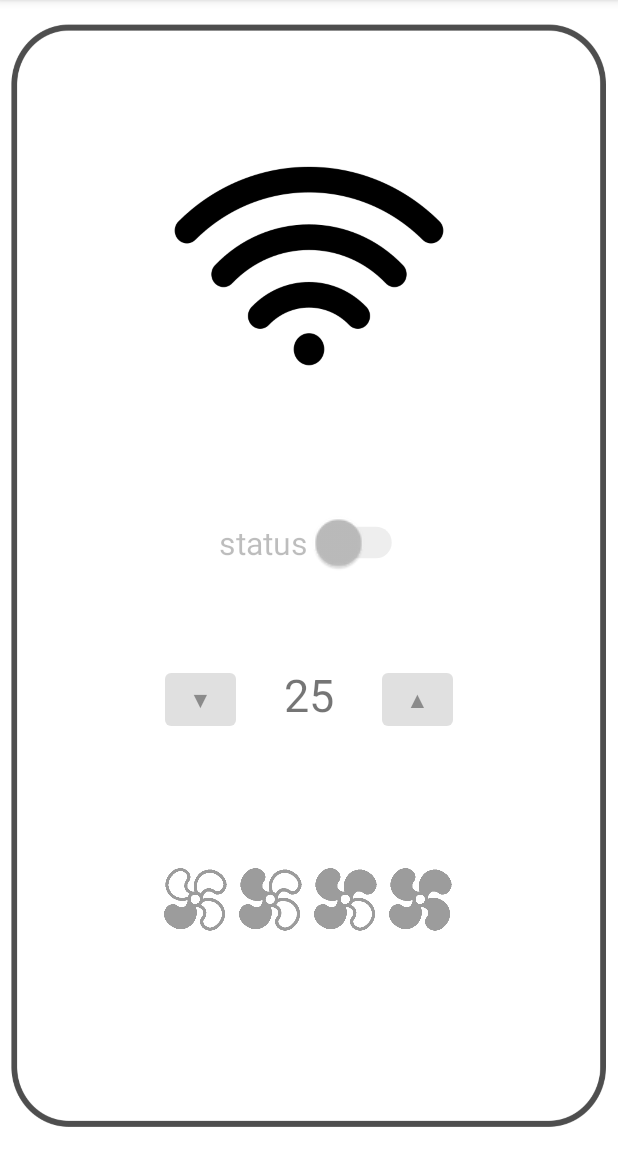
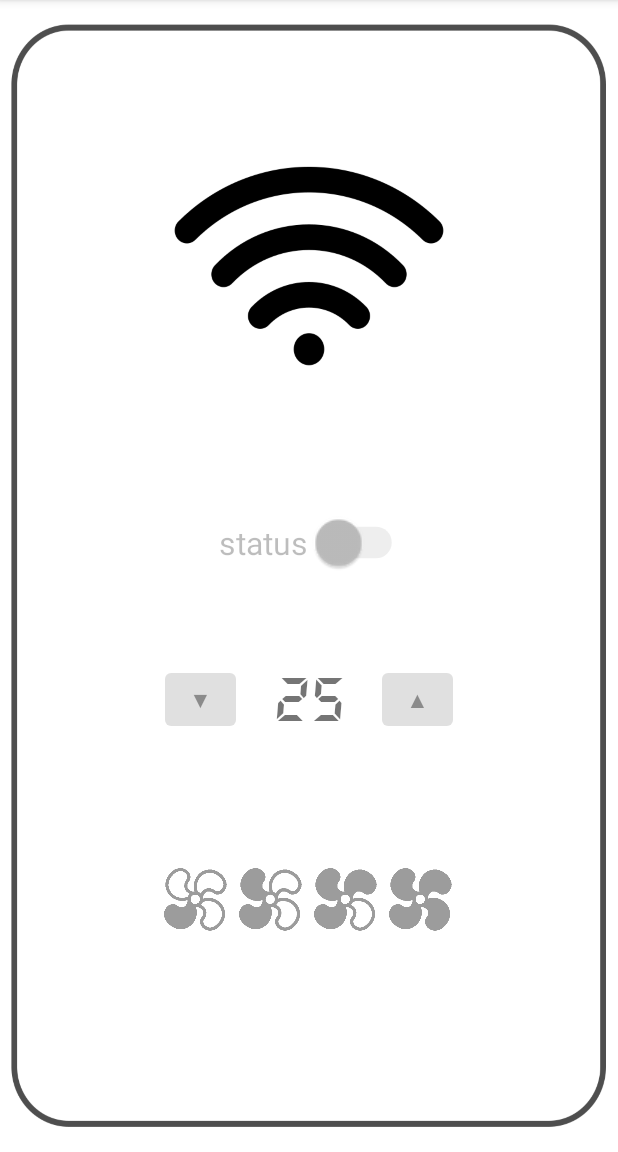
Before and after one commit to galwaitzman/ac_controller_mobile_app, an Android app: the RemoteFragment screen opened directly, with no data from a screen before it, on a phone screen of 412 x 824 dp, the part 84-1236 px from its top. Run offline under Robolectric (Android 15) with nearby library versions, the light colour scheme and no system bars; 9 statements that could not run were skipped.

Commit message:
font change

```diff
--- a/app/src/main/res/layout/fragment_remote.xml
+++ b/app/src/main/res/layout/fragment_remote.xml
@@ -41,9 +41,10 @@
         android:layout_width="97dp"
         android:layout_height="47dp"
         android:ems="10"
-        android:gravity="center_horizontal"
+        android:fontFamily="@font/digital"
+        android:gravity="center"
         android:text="25"
-        android:textSize="30sp"
+        android:textSize="45sp"
         app:layout_constraintBottom_toBottomOf="parent"
         app:layout_constraintEnd_toEndOf="parent"
         app:layout_constraintStart_toStartOf="parent"
```
Also changed, not shown: app/src/main/res/font/digital.ttf (added).
